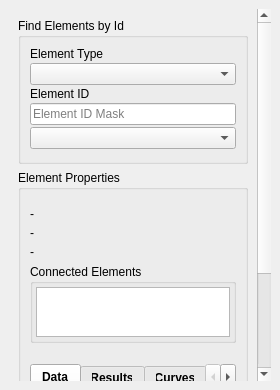
Old version of the form ui/queries/qgisred_element_explorer_dock.ui in the repository qgisred/QGISRed.
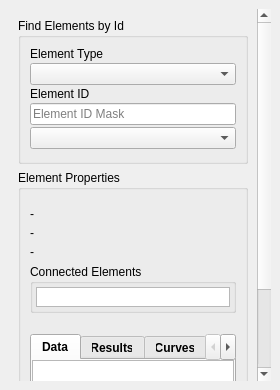
New version of the form. Custom widgets are drawn as their Qt base class.

Commit message: Element Explorer: Fit Connected Elements list height to content

```diff
--- a/ui/queries/qgisred_element_explorer_dock.ui
+++ b/ui/queries/qgisred_element_explorer_dock.ui
@@ -225,7 +225,7 @@
                 <item>
                  <widget class="QListWidget" name="listWidget">
                   <property name="sizePolicy">
-                   <sizepolicy hsizetype="Expanding" vsizetype="Expanding">
+                   <sizepolicy hsizetype="Expanding" vsizetype="Fixed">
                     <horstretch>0</horstretch>
                     <verstretch>0</verstretch>
                    </sizepolicy>
@@ -233,13 +233,7 @@
                   <property name="minimumSize">
                    <size>
                     <width>0</width>
-                    <height>50</height>
-                   </size>
-                  </property>
-                  <property name="maximumSize">
-                   <size>
-                    <width>16777215</width>
-                    <height>50</height>
+                    <height>20</height>
                    </size>
                   </property>
                   <property name="font">
```
The commit also changes 1 other file.
